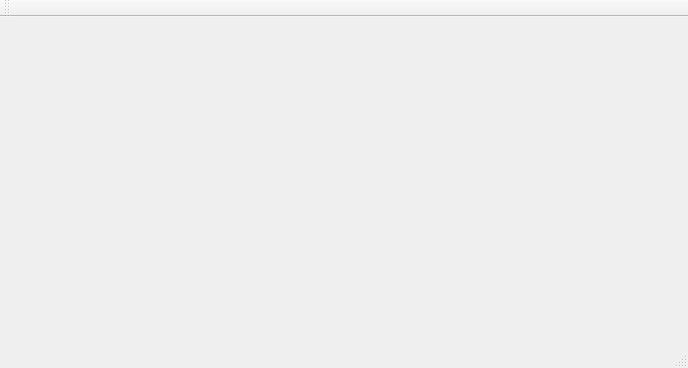
Before: the Qt Designer form HDRlib/gui/mainwindow.ui in Allda/HDRlib, drawn with Qt 5.
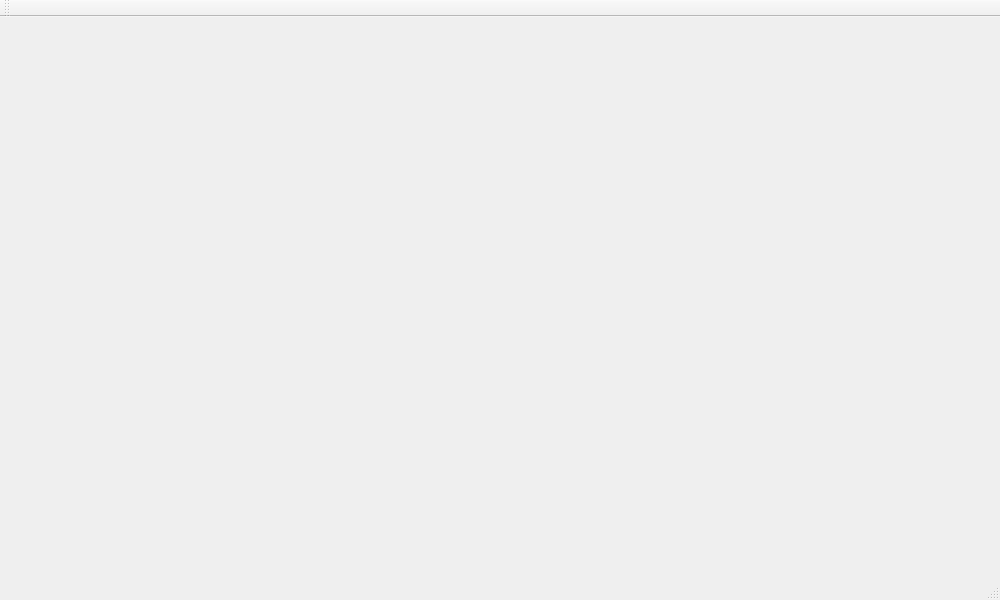
After: the same form once the commit is applied.

What changed in the file:
```diff
--- a/HDRlib/gui/mainwindow.ui
+++ b/HDRlib/gui/mainwindow.ui
@@ -6,8 +6,8 @@
    <rect>
     <x>0</x>
     <y>0</y>
-    <width>688</width>
-    <height>368</height>
+    <width>1000</width>
+    <height>600</height>
    </rect>
   </property>
   <property name="sizePolicy">
@@ -24,6 +24,12 @@
     <bool>true</bool>
    </property>
    <layout class="QVBoxLayout" name="verticalLayout">
+    <property name="topMargin">
+     <number>0</number>
+    </property>
+    <property name="bottomMargin">
+     <number>0</number>
+    </property>
     <item>
      <widget class="QStackedWidget" name="stackedWidget">
       <property name="sizePolicy">
@@ -63,6 +69,9 @@
    </property>
   </widget>
   <widget class="QToolBar" name="mainToolBar">
+   <property name="enabled">
+    <bool>true</bool>
+   </property>
    <attribute name="toolBarArea">
     <enum>TopToolBarArea</enum>
    </attribute>
```
Left out of the diff: 7 changed lines with no effect on the pictures.
